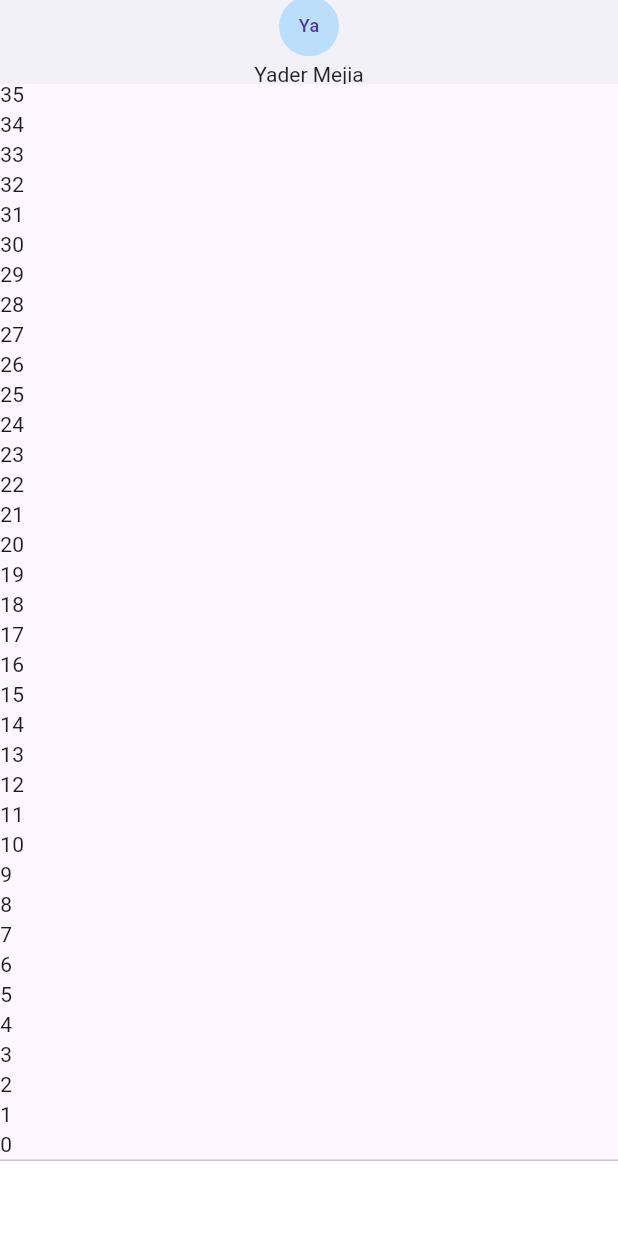
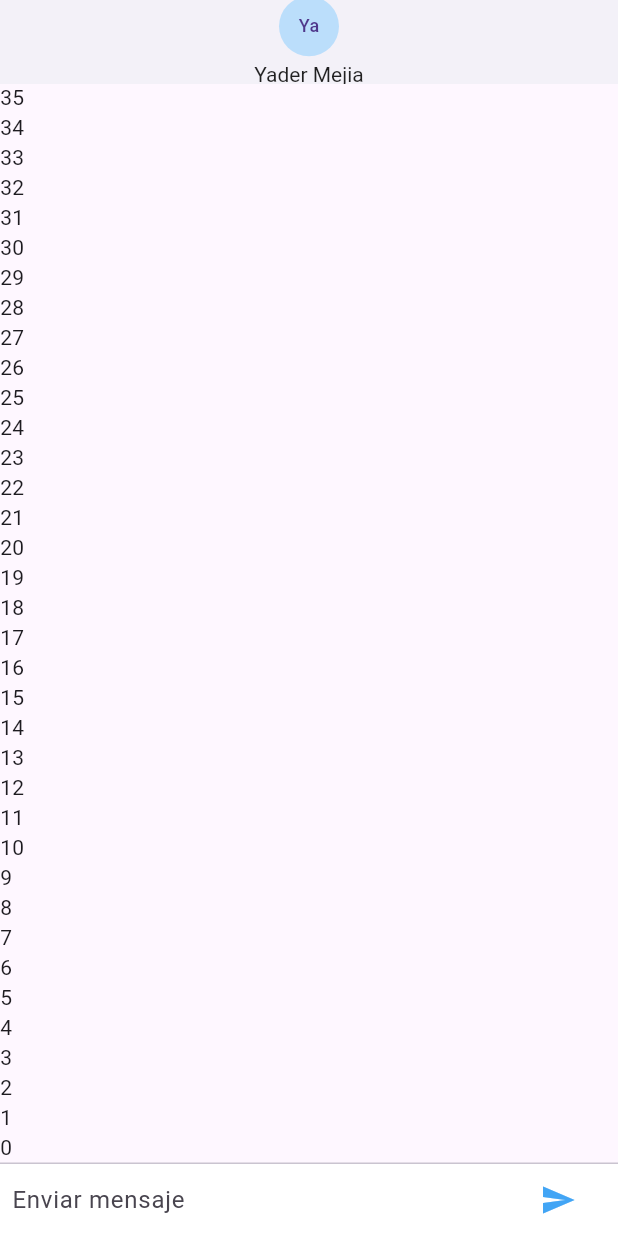
Before and after one commit to Yader1/flutter-chat-realtime, a Flutter app: the screen it shows after launch, on a phone screen of 412 x 824 dp. Run offline on Flutter 3.47's test engine with Material 3 defaults, Android fonts, the phone set to English and light mode, and no system bars; our stand-ins replace pull_to_refresh.

Commit message:
feat: Chat text box

```diff
--- a/lib/pages/chat_page.dart
+++ b/lib/pages/chat_page.dart
@@ -1,7 +1,18 @@
+import 'dart:io';
+
+import 'package:flutter/cupertino.dart';
 import 'package:flutter/material.dart';
 
-class ChatPage extends StatelessWidget {
+class ChatPage extends StatefulWidget {
   const ChatPage({super.key});
+
+  @override
+  State<ChatPage> createState() => _ChatPageState();
+}
+
+class _ChatPageState extends State<ChatPage> {
+  final _textController = TextEditingController();
+  final _focusNode = FocusNode();
 
   @override
   Widget build(BuildContext context) {
@@ -34,11 +45,54 @@ class ChatPage extends StatelessWidget {
             const Divider(height: 1),
             Container(
               color: Colors.white,
-              height: 50,
+              child: _inputChat(),
             )
           ],
         ),
       )
     );
   }
+
+  Widget _inputChat(){
+    return SafeArea(
+      child: Container(
+        margin: const EdgeInsets.symmetric(horizontal: 8.0),
+        child: Row(
+          children: [
+            Flexible(
+              child: TextField(
+                controller: _textController,
+                onSubmitted: _handleSubmit,
+                onChanged: (String texto){
+
+                },
+                decoration: const InputDecoration.collapsed(
+                  hintText: "Enviar mensaje",
+                ),
+                focusNode: _focusNode,
+              )
+            ),
+            Container(
+              margin: const EdgeInsets.symmetric(horizontal: 4.0),
+              child: Platform.isIOS ? CupertinoButton(
+                child: const Text('Enviar'),
+                onPressed: (){}
+              ) : Container(
+                margin: const EdgeInsets.symmetric(horizontal: 4.0),
+                child: IconButton(
+                  onPressed: (){},
+                  icon: Icon(Icons.send, color: Colors.blue.shade400)
+                ),
+              ),
+            )
+          ],
+        ),
+      )
+    );
+  }
+
+  _handleSubmit(String texto){
+    _focusNode.requestFocus();
+    _textController.clear();
+  }
 }
```
